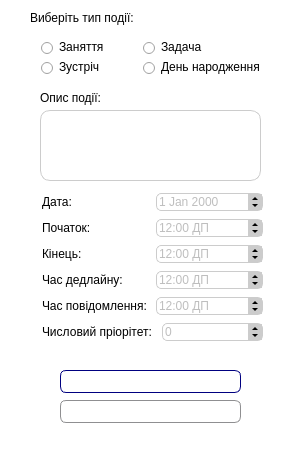
Old version of the form addeventdialog.ui in the repository zEEmperon/Course-Project-KNT-129.
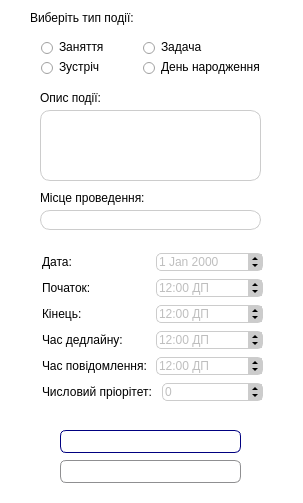
New version of the form. Icons and pictures are not drawn.

What changed in the file:
```diff
--- a/addeventdialog.ui
+++ b/addeventdialog.ui
@@ -7,7 +7,7 @@
     <x>0</x>
     <y>0</y>
     <width>303</width>
-    <height>453</height>
+    <height>503</height>
    </rect>
   </property>
   <property name="windowTitle">
@@ -25,7 +25,7 @@
    <property name="geometry">
     <rect>
      <x>60</x>
-     <y>370</y>
+     <y>430</y>
      <width>181</width>
      <height>23</height>
     </rect>
@@ -68,7 +68,7 @@
    <property name="geometry">
     <rect>
      <x>60</x>
-     <y>400</y>
+     <y>460</y>
      <width>181</width>
      <height>23</height>
     </rect>
@@ -334,7 +334,7 @@
    <property name="geometry">
     <rect>
      <x>42</x>
-     <y>191</y>
+     <y>251</y>
      <width>221</width>
      <height>152</height>
     </rect>
@@ -1056,6 +1056,45 @@
     </item>
    </layout>
   </widget>
+  <widget class="QLineEdit" name="leLocation">
+   <property name="enabled">
+    <bool>false</bool>
+   </property>
+   <property name="geometry">
+    <rect>
+     <x>40</x>
+     <y>210</y>
+     <width>221</width>
+     <height>20</height>
+    </rect>
+   </property>
+   <property name="styleSheet">
+    <string notr="true">QLineEdit:enabled{
+border: 1px solid #ff911c;
+ border-radius:10px;
+ background-color: palette(base);
+}
+
+QLineEdit:disabled{
+ border-radius:10px;
+border: 1px solid #CCCCCC; 
+background-color: palette(base);
+}</string>
+   </property>
+  </widget>
+  <widget class="QLabel" name="label_4">
+   <property name="geometry">
+    <rect>
+     <x>40</x>
+     <y>190</y>
+     <width>111</width>
+     <height>16</height>
+    </rect>
+   </property>
+   <property name="text">
+    <string>Місце проведення: </string>
+   </property>
+  </widget>
  </widget>
  <resources/>
  <connections/>
```
